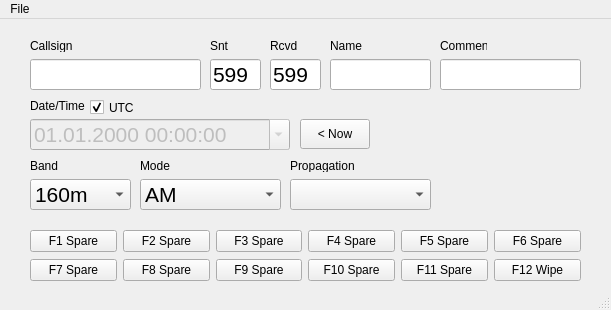
Before: the Qt Designer form Sources/U2.Suite/logger/ui/LoggerMainWindow.ui in ut8uu/U2.Suite.Python, drawn with Qt 5.
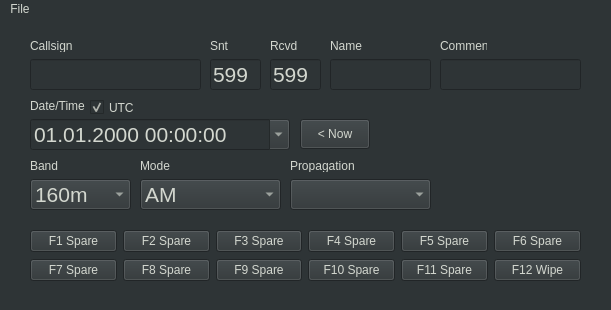
After: the same form once the commit is applied.

```diff
--- a/Sources/U2.Suite/logger/ui/LoggerMainWindow.ui
+++ b/Sources/U2.Suite/logger/ui/LoggerMainWindow.ui
@@ -2,6 +2,9 @@
 <ui version="4.0">
  <class>LoggerMainWindow</class>
  <widget class="QMainWindow" name="LoggerMainWindow">
+  <property name="styleSheet">
+   <string notr="true">background-color: rgb(46, 52, 54); color: rgb(211, 215, 207);</string>
+  </property>
   <property name="geometry">
    <rect>
     <x>0</x>
```
